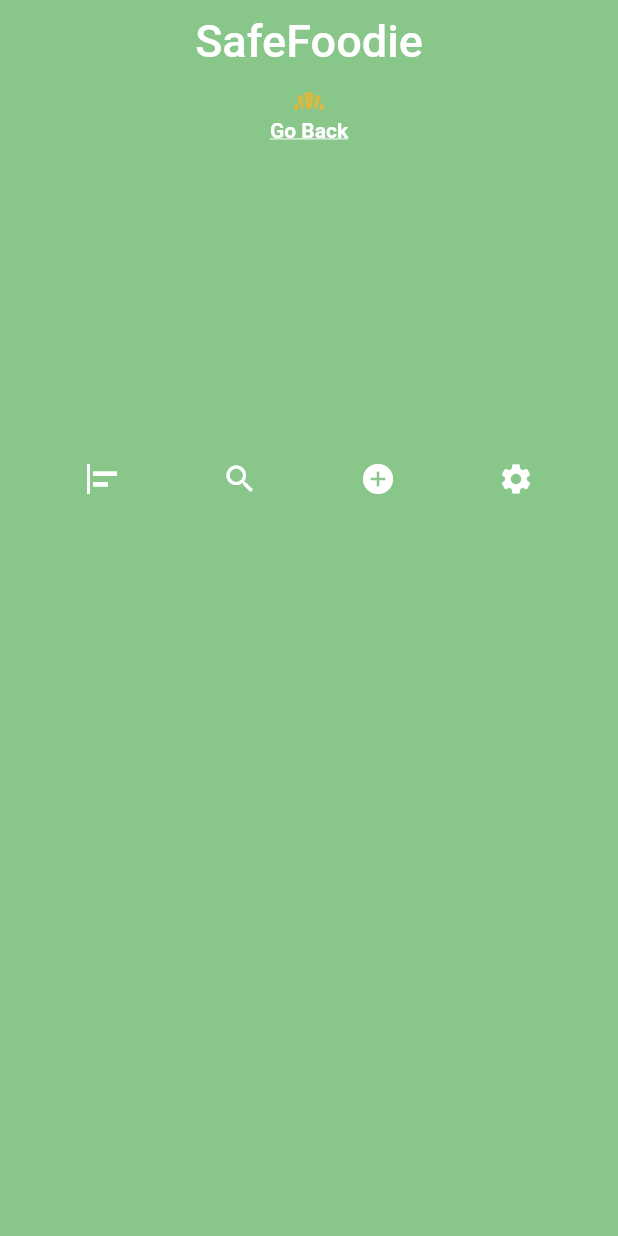
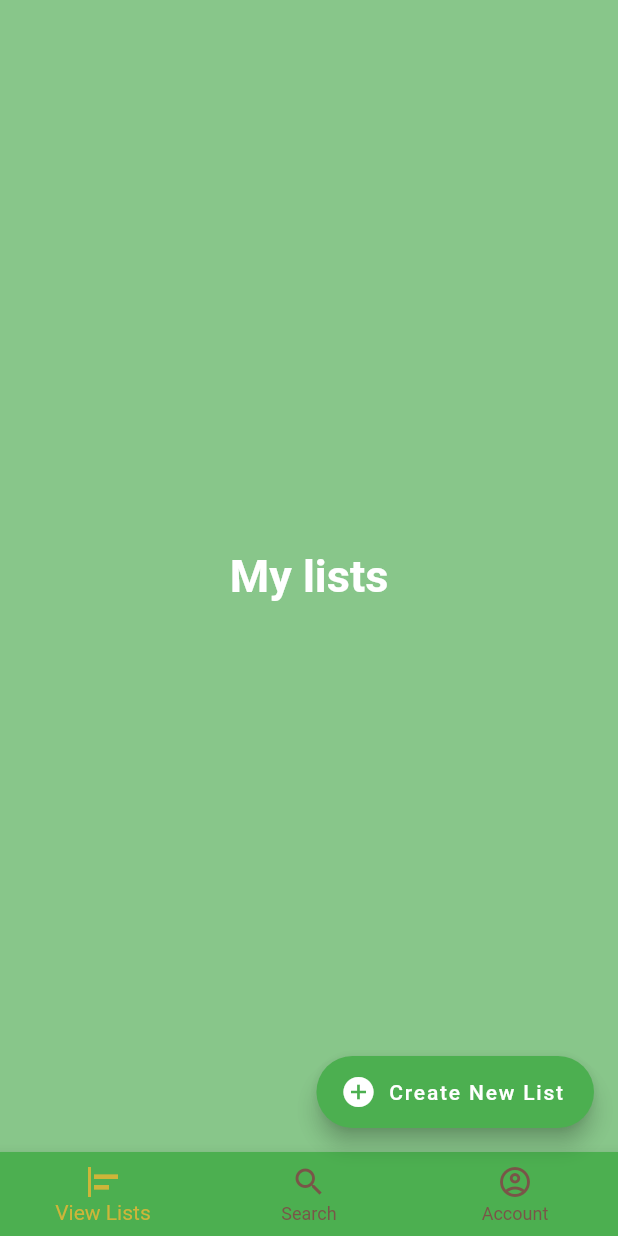
Before and after one commit to WSU-4110/SafeFoodie, a Flutter app: the screen it shows after launch, after a tap on "Login", on a phone screen of 412 x 824 dp. Run offline on Flutter 3.47's test engine with Material 2 defaults, Android fonts, the phone set to English and light mode, and no system bars; our stand-ins replace firebase_auth, firebase_core, google_maps_flutter, settings_ui; accounts and stored records are empty; Roboto replaces fonts that are missing (Montserrat).

Commit message:
manually merge some files from Arben
-Imported the setting, search and list .dart files in
-added settings_ui into dependencies

```diff
--- a/safefoodie_login_merge/lib/GoogleMap.dart
+++ b/safefoodie_login_merge/lib/GoogleMap.dart
@@ -8,6 +8,7 @@ import 'package:flutter/material.dart';
 import 'package:google_maps_flutter/google_maps_flutter.dart';
 import 'main.dart';
 
+// Map Test
 class MapSample extends StatefulWidget {
   @override
   State<MapSample> createState() => MapSampleState();
--- a/safefoodie_login_merge/lib/Mainpage.dart
+++ b/safefoodie_login_merge/lib/Mainpage.dart
@@ -15,76 +15,87 @@ class _MainpageState extends State<Mainpage> {
 //=======================================
   @override
   Widget build(BuildContext context) {
-    return Scaffold(
-      body: Center(
-          child: ListView(children: <Widget>[
-//======================================
-//title header
-        Container(
-            alignment: Alignment.center,
-            padding: const EdgeInsets.all(10),
-            child: const Text(
-              'SafeFoodie',
-              style: TextStyle(
-                  color: Colors.white,
-                  fontWeight: FontWeight.w500,
-                  fontSize: 30),
-            )),
-
-        Icon(
-          Icons.bakery_dining_rounded,
-          color: Color.fromARGB(216, 230, 182, 53),
-        ),
-
-        // Temp Go back Botton
-        Row(
-          mainAxisAlignment: MainAxisAlignment.center,
-          children: <Widget>[
-            InkWell(
-              onTap: () {
-                Navigator.of(context).pop();
-              },
-              child: Text('Go Back',
-                  style: TextStyle(
-                      color: Colors.white,
-                      fontFamily: 'Montserrat',
-                      fontWeight: FontWeight.bold,
-                      decoration: TextDecoration.underline)),
-            )
-          ],
-        ),
-
-//======================================
-        SizedBox(
-          height: 200,
-        ),
-        Container(
-            child: Row(
-          mainAxisAlignment: MainAxisAlignment.spaceEvenly,
-          children: [
-            IconButton(
-                icon: const Icon(Icons.align_horizontal_left),
-                color: Colors.white, //view all lists
-                onPressed: () {
-//_ToViewListsScreen(context);
-                }),
-            IconButton(
-                icon: const Icon(Icons.search),
-                color: Colors.white, //search lists
-                onPressed: () {}),
-            IconButton(
-                icon: const Icon(Icons.add_circle),
-                color: Colors.white, //Create list, add item
-                onPressed: () {}),
-            IconButton(
-                icon: const Icon(Icons.settings),
-                color: Colors.white, //settings
-                onPressed: () {}),
-          ],
-        ))
-
-//======================================
-      ])),
+    return MaterialApp(
+      title: 'Home',
+      theme: ThemeData(
+        primarySwatch: Colors.green,
+        scaffoldBackgroundColor:
+            Color.fromARGB(166, 72, 168, 75), //color of background
+        textTheme: Typography().white, //sets default text to white
+      ),
+      home: MyStatefulWidget(),
     );
   }
 }
+
+class MyStatefulWidget extends StatefulWidget {
+  const MyStatefulWidget({super.key});
+
+  @override
+  State<MyStatefulWidget> createState() => _MyStatefulWidgetState();
+}
+
+class _MyStatefulWidgetState extends State<MyStatefulWidget> {
+  int _selectedIndex = 0;
+  static const TextStyle optionStyle =
+      TextStyle(fontSize: 30, fontWeight: FontWeight.bold);
+  static const List<Widget> _widgetOptions = <Widget>[
+    Text(
+      'My lists',
+      style: optionStyle,
+    ),
+    Text(
+      'Search Lists',
+      style: optionStyle,
+    ),
+    Text(
+      'Settings',
+      style: optionStyle,
+    ),
+  ];
+
+  void _onItemTapped(int index) {
+    setState(() {
+      _selectedIndex = index;
+    });
+  }
+
+  @override
+  Widget build(BuildContext context) {
+    return Scaffold(
+      body: Center(
+        child: _widgetOptions.elementAt(_selectedIndex),
+      ),
+      floatingActionButton: FloatingActionButton.extended(
+        onPressed: () {
+          // Create List
+        },
+        label: const Text('Create New List'),
+        icon: Icon(Icons.add_circle),
+        backgroundColor: Colors.green,
+      ),
+      bottomNavigationBar: BottomNavigationBar(
+        type: BottomNavigationBarType.fixed, // Fixed
+        backgroundColor: Colors.green, // <-- This works for fixed
+        selectedItemColor: Color.fromARGB(216, 230, 182, 53),
+        unselectedItemColor: Colors.brown,
+        items: [
+          BottomNavigationBarItem(
+            icon: Icon(Icons.align_horizontal_left),
+            label: 'View Lists',
+          ),
+          BottomNavigationBarItem(
+            icon: Icon(Icons.search),
+            label: 'Search',
+          ),
+          BottomNavigationBarItem(
+            icon: Icon(Icons.account_circle_outlined),
+            label: 'Account',
+          ),
+        ],
+        currentIndex: _selectedIndex,
+        onTap: _onItemTapped,
+      ),
+    );
+  }
+}
--- a/safefoodie_login_merge/lib/main.dart
+++ b/safefoodie_login_merge/lib/main.dart
@@ -2,6 +2,7 @@ import 'package:firebase_auth/firebase_auth.dart';
 import 'package:firebase_core/firebase_core.dart';
 import 'package:flutter/cupertino.dart';
 import 'package:flutter/material.dart';
+
 import 'package:google_maps_flutter/google_maps_flutter.dart';
 
 // Must Import .Dart inorder to build the widgets
@@ -10,6 +11,9 @@ import 'Rest_Password_page.dart';
 import 'signup.dart';
 import 'Mainpage.dart';
 import 'GoogleMap.dart';
+import 'lists.dart';
+import 'Search.dart';
+import 'Account.dart';
 
 ///////////////////////////////////////////////////
 
@@ -24,7 +28,7 @@ class _MyAppState extends State<MyApp> {
   @override
   Widget build(BuildContext context) {
     return MaterialApp(
-      title: 'Flutter Demo',
+      title: 'SafeFoodie',
       theme: ThemeData(
         primarySwatch: Colors.green,
         scaffoldBackgroundColor:
@@ -43,6 +47,12 @@ class _MyAppState extends State<MyApp> {
         'ResetPasswordScreen': (context) => ResetPasswordScreen(),
         // When navigating to the "Mainpage" route, build the Mainpage widget.
         'Mainpage': (context) => Mainpage(),
+        // When navigating to the "Settings" route, build the Mainpage widget.
+        'Settings': (context) => Settings(),
+        // When navigating to the "Mainpage" route, build the Mainpage widget.
+        'SearchPage': (context) => SearchPage(),
+        // When navigating to the "Mainpage" route, build the Mainpage widget.
+        'ListsPage': (context) => ListsPage(),
         'Map': (context) => MapSample(),
       },
     );
--- a/safefoodie_login_merge/pubspec.yaml
+++ b/safefoodie_login_merge/pubspec.yaml
@@ -43,6 +43,7 @@ dependencies:
   provider: ^6.0.3
   google_maps_flutter: ^2.2.1
   google_maps_flutter_web: ^0.4.0+3
+  settings_ui: ^2.0.2
 
 
 dev_dependencies:
```
Also changed, not shown: safefoodie_login_merge/lib/Account.dart (added, +109 -0 lines), safefoodie_login_merge/lib/LoginPage.dart (+0 -120 lines), safefoodie_login_merge/lib/Search.dart (added, +107 -0 lines), safefoodie_login_merge/lib/lists.dart (added, +107 -0 lines), safefoodie_login_merge/pubspec.lock.
